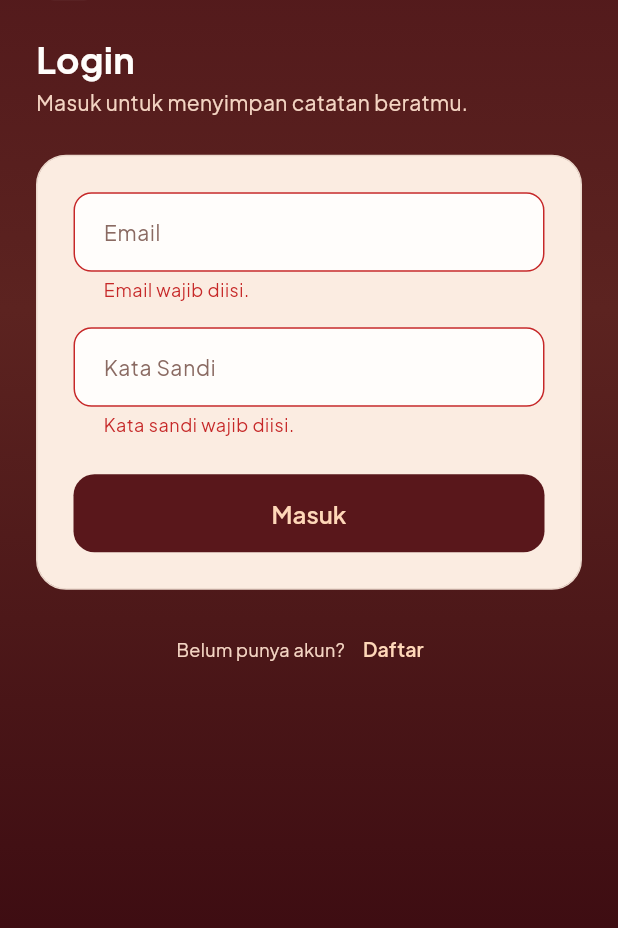
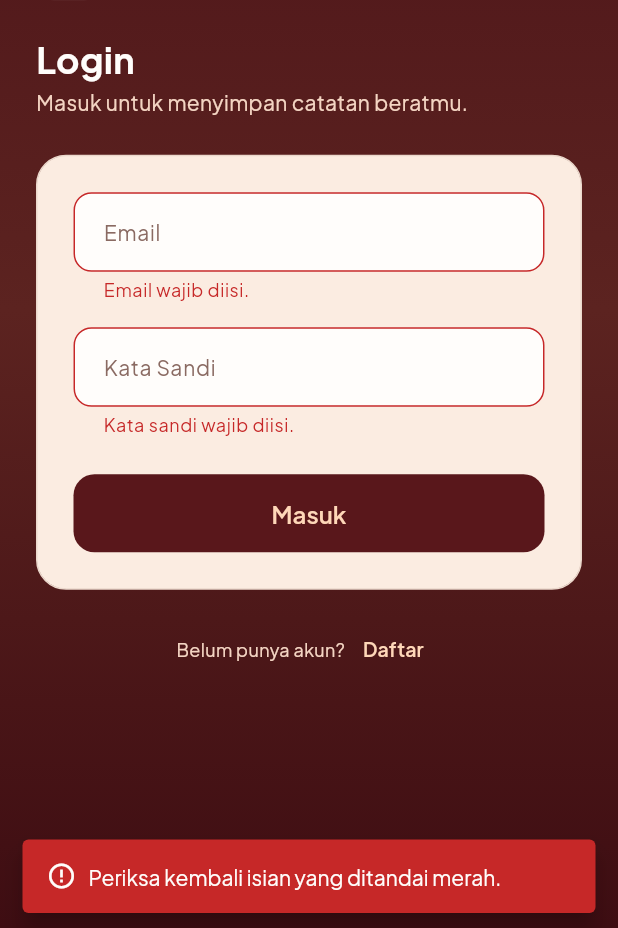
Before and after one commit to masb0i/WeFight, a Flutter app: the screen it shows after launch, after a tap on "Masuk", on a phone screen of 412 x 824 dp, the part 308-1236 px from its top. Run offline on Flutter 3.47's test engine with Material 3 defaults, Android fonts, the phone set to English and light mode, and no system bars; our stand-ins replace cloud_firestore, firebase_auth, firebase_core, flutter_riverpod, go_router; accounts and stored records are empty.

Commit message:
refactor: sesuaikan proyek dengan modul praktik Minggu 5-7
- halaman dipindah ke lib/pages/*_page.dart (kelas *Page), data tetap di features
- README lengkap: identitas, Figma, cara jalan, akun demo, screenshot
- AppSnackBar + AutovalidateMode.onUserInteraction di form Login & Daftar
- docs/UJI_FORM.md: 10 kasus uji form
- PLAN 15: analisis kesesuaian modul, D15-D17; modulmateri masuk .gitignore
- test 31 -> 34

```diff
--- a/lib/app/router.dart
+++ b/lib/app/router.dart
@@ -10,14 +10,14 @@ import '../core/constants/app_spacing.dart';
 import '../core/constants/app_strings.dart';
 import '../core/constants/app_text_styles.dart';
 import '../features/auth/data/auth_repository.dart';
-import '../features/auth/presentation/login_screen.dart';
-import '../features/auth/presentation/register_screen.dart';
-import '../features/dashboard/presentation/dashboard_screen.dart';
-import '../features/profile/presentation/profil_screen.dart';
-import '../features/splash/presentation/splash_screen.dart';
-import '../features/target/presentation/target_screen.dart';
-import '../features/weight_log/presentation/catat_berat_screen.dart';
-import '../features/weight_log/presentation/riwayat_berat_screen.dart';
+import '../pages/login_page.dart';
+import '../pages/daftar_page.dart';
+import '../pages/dashboard_page.dart';
+import '../pages/profil_page.dart';
+import '../pages/splash_page.dart';
+import '../pages/target_timbang_page.dart';
+import '../pages/catat_berat_page.dart';
+import '../pages/riwayat_berat_page.dart';
 
 /// Membuat router baru.
 ///
@@ -33,49 +33,49 @@ GoRouter buildAppRouter({AuthRepository? auth}) {
       GoRoute(
         path: AppRoutes.splash,
         name: 'splash',
-        builder: (context, state) => const SplashScreen(),
+        builder: (context, state) => const SplashPage(),
       ),
       GoRoute(
         path: AppRoutes.login,
         name: 'login',
-        builder: (context, state) => const LoginScreen(),
+        builder: (context, state) => const LoginPage(),
       ),
       GoRoute(
         path: AppRoutes.register,
         name: 'register',
-        builder: (context, state) => const RegisterScreen(),
+        builder: (context, state) => const DaftarPage(),
       ),
       GoRoute(
         path: AppRoutes.dashboard,
         name: 'dashboard',
-        builder: (context, state) => const DashboardScreen(),
+        builder: (context, state) => const DashboardPage(),
       ),
       GoRoute(
         path: AppRoutes.target,
         name: 'target',
-        builder: (context, state) => const TargetScreen(),
+        builder: (context, state) => const TargetTimbangPage(),
       ),
       GoRoute(
         path: AppRoutes.catatBerat,
         name: 'catatBerat',
-        builder: (context, state) => const CatatBeratScreen(),
+        builder: (context, state) => const CatatBeratPage(),
       ),
       GoRoute(
         path: AppRoutes.editBerat,
         name: 'editBerat',
-        builder: (context, state) => CatatBeratScreen(
+        builder: (context, state) => CatatBeratPage(
           logId: state.pathParameters['id'],
         ),
       ),
       GoRoute(
         path: AppRoutes.riwayat,
         name: 'riwayat',
-        builder: (context, state) => const RiwayatBeratScreen(),
+        builder: (context, state) => const RiwayatBeratPage(),
       ),
       GoRoute(
         path: AppRoutes.profil,
         name: 'profil',
-        builder: (context, state) => const ProfilScreen(),
+        builder: (context, state) => const ProfilPage(),
       ),
     ],
     errorBuilder: (context, state) =>
--- a/lib/core/constants/app_strings.dart
+++ b/lib/core/constants/app_strings.dart
@@ -50,6 +50,11 @@ abstract final class AppStrings {
   static const validasiSandiPendek = 'Kata sandi minimal 6 karakter.';
   static const validasiSandiBeda = 'Kata sandi tidak sama.';
 
+  // Pesan status (SnackBar) setelah tombol Kirim — modul Minggu 7.
+  static const periksaIsian = 'Periksa kembali isian yang ditandai merah.';
+  static const loginBerhasil = 'Berhasil masuk.';
+  static const daftarBerhasil = 'Akun berhasil dibuat.';
+
   // Pesan galat autentikasi.
   static const authEmailSalah = 'Email atau kata sandi salah.';
   static const authEmailTerdaftar = 'Email sudah terdaftar. Silakan masuk.';
--- /dev/null
+++ b/lib/core/widgets/app_snackbar.dart
@@ -0,0 +1,61 @@
+import 'package:flutter/material.dart';
+
+import '../constants/app_colors.dart';
+import '../constants/app_spacing.dart';
+
+/// Pesan status singkat di bawah layar (Minggu 7: "pesan status berhasil dan
+/// gagal tampil").
+///
+/// Selalu memanggil `hideCurrentSnackBar()` lebih dulu supaya pesan baru tidak
+/// antre di belakang pesan lama — pesan lama bisa menahan pesan baru sampai
+/// beberapa detik, dan itu terasa seperti aplikasi tidak merespons.
+///
+/// Ikon + teks dipakai bersama warna, jadi status tidak dibedakan hanya dengan
+/// warna (aturan bisnis §3 poin 10).
+abstract final class AppSnackBar {
+  static void sukses(BuildContext context, String pesan) => _tampil(
+        context,
+        pesan: pesan,
+        warna: AppColors.success,
+        ikon: Icons.check_circle_outline,
+      );
+
+  static void galat(BuildContext context, String pesan) => _tampil(
+        context,
+        pesan: pesan,
+        warna: AppColors.danger,
+        ikon: Icons.error_outline,
+      );
+
+  static void info(BuildContext context, String pesan) => _tampil(
+        context,
+        pesan: pesan,
+        warna: AppColors.burgundy700,
+        ikon: Icons.info_outline,
+      );
+
+  static void _tampil(
+    BuildContext context, {
+    required String pesan,
+    required Color warna,
+    required IconData ikon,
+  }) {
+    final messenger = ScaffoldMessenger.of(context);
+    messenger.hideCurrentSnackBar();
+    messenger.showSnackBar(
+      SnackBar(
+        backgroundColor: warna,
+        duration: const Duration(seconds: 4),
+        content: Row(
+          children: [
+            Icon(ikon, color: AppColors.white, size: 20),
+            const SizedBox(width: AppSpacing.sm),
+            Expanded(
+              child: Text(pesan, style: const TextStyle(color: AppColors.white)),
+            ),
+          ],
+        ),
+      ),
+    );
+  }
+}
--- a/lib/features/auth/presentation/login_screen.dart
+++ b/lib/pages/login_page.dart
@@ -2,31 +2,32 @@ import 'package:flutter/material.dart';
 import 'package:flutter_riverpod/flutter_riverpod.dart';
 import 'package:go_router/go_router.dart';
 
-import '../../../core/constants/app_colors.dart';
-import '../../../core/constants/app_routes.dart';
-import '../../../core/constants/app_spacing.dart';
-import '../../../core/constants/app_strings.dart';
-import '../../../core/constants/app_text_styles.dart';
-import '../../../core/utils/validators.dart';
-import '../../../core/widgets/app_text_field.dart';
-import '../../../core/widgets/error_text.dart';
-import '../../../core/widgets/primary_button.dart';
-import '../data/auth_error.dart';
-import 'auth_providers.dart';
-import 'widgets/auth_shell.dart';
+import '../core/constants/app_colors.dart';
+import '../core/constants/app_routes.dart';
+import '../core/constants/app_spacing.dart';
+import '../core/constants/app_strings.dart';
+import '../core/constants/app_text_styles.dart';
+import '../core/utils/validators.dart';
+import '../core/widgets/app_text_field.dart';
+import '../core/widgets/app_snackbar.dart';
+import '../core/widgets/error_text.dart';
+import '../core/widgets/primary_button.dart';
+import '../features/auth/data/auth_error.dart';
+import '../features/auth/presentation/auth_providers.dart';
+import '../features/auth/presentation/widgets/auth_shell.dart';
 
 /// H1 Login.
 ///
 /// Setelah masuk berhasil, router sendiri yang memindahkan pengguna ke
 /// Dashboard lewat `redirect` (lihat `app/router.dart`).
-class LoginScreen extends ConsumerStatefulWidget {
-  const LoginScreen({super.key});
+class LoginPage extends ConsumerStatefulWidget {
+  const LoginPage({super.key});
 
   @override
-  ConsumerState<LoginScreen> createState() => _LoginScreenState();
+  ConsumerState<LoginPage> createState() => _LoginPageState();
 }
 
-class _LoginScreenState extends ConsumerState<LoginScreen> {
+class _LoginPageState extends ConsumerState<LoginPage> {
   final _formKey = GlobalKey<FormState>();
   final _email = TextEditingController();
   final _password = TextEditingController();
@@ -43,7 +44,13 @@ class _LoginScreenState extends ConsumerState<LoginScreen> {
 
   Future<void> _submit() async {
     setState(() => _error = null);
-    if (!(_formKey.currentState?.validate() ?? false)) return;
+
+    // Validasi dulu; kalau gagal, beri tahu lewat pesan status di bawah layar
+    // supaya pengguna tahu mengapa belum terkirim (modul Minggu 7).
+    if (!(_formKey.currentState?.validate() ?? false)) {
+      AppSnackBar.galat(context, AppStrings.periksaIsian);
+      return;
+    }
 
     setState(() => _loading = true);
     try {
@@ -51,10 +58,14 @@ class _LoginScreenState extends ConsumerState<LoginScreen> {
             email: _email.text,
             password: _password.text,
           );
-      // Navigasi ditangani redirect router.
+      // Navigasi ditangani redirect router; pesan tetap tampil karena
+      // ScaffoldMessenger berada di atas Navigator.
+      if (mounted) AppSnackBar.sukses(context, AppStrings.loginBerhasil);
     } catch (e) {
       if (!mounted) return;
-      setState(() => _error = authErrorMessage(e));
+      final pesan = authErrorMessage(e);
+      setState(() => _error = pesan);
+      AppSnackBar.galat(context, pesan);
     } finally {
       if (mounted) setState(() => _loading = false);
     }
@@ -86,6 +97,9 @@ class _LoginScreenState extends ConsumerState<LoginScreen> {
       ),
       child: Form(
         key: _formKey,
+        // Pesan kesalahan ikut diperbarui begitu kolom diubah, jadi pesan lama
+        // tidak tertinggal setelah diperbaiki (modul Minggu 7).
+        autovalidateMode: AutovalidateMode.onUserInteraction,
         child: Column(
           crossAxisAlignment: CrossAxisAlignment.stretch,
           children: [
```
Also changed, not shown: lib/pages/catat_berat_page.dart (renamed from lib/features/weight_log/presentation/catat_berat_screen.dart, +4 -4 lines), lib/pages/daftar_page.dart (renamed from lib/features/auth/presentation/register_screen.dart, +29 -20 lines), lib/pages/dashboard_page.dart (renamed from lib/features/dashboard/presentation/dashboard_screen.dart, +11 -11 lines), lib/pages/profil_page.dart (renamed from lib/features/profile/presentation/profil_screen.dart, +10 -10 lines), lib/pages/riwayat_berat_page.dart (renamed from lib/features/weight_log/presentation/riwayat_berat_screen.dart, +8 -8 lines), lib/pages/splash_page.dart (renamed from lib/features/splash/presentation/splash_screen.dart, +10 -10 lines), lib/pages/target_timbang_page.dart (renamed from lib/features/target/presentation/target_screen.dart, +4 -4 lines), 6 other files.
